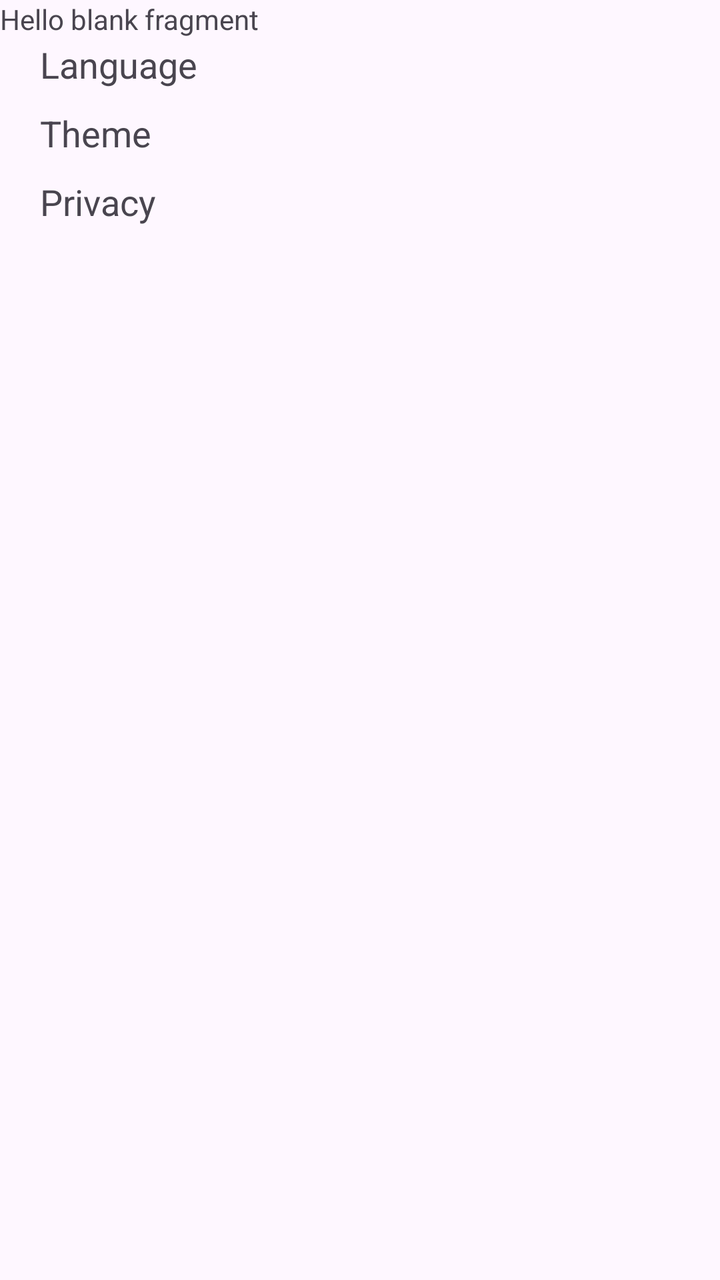
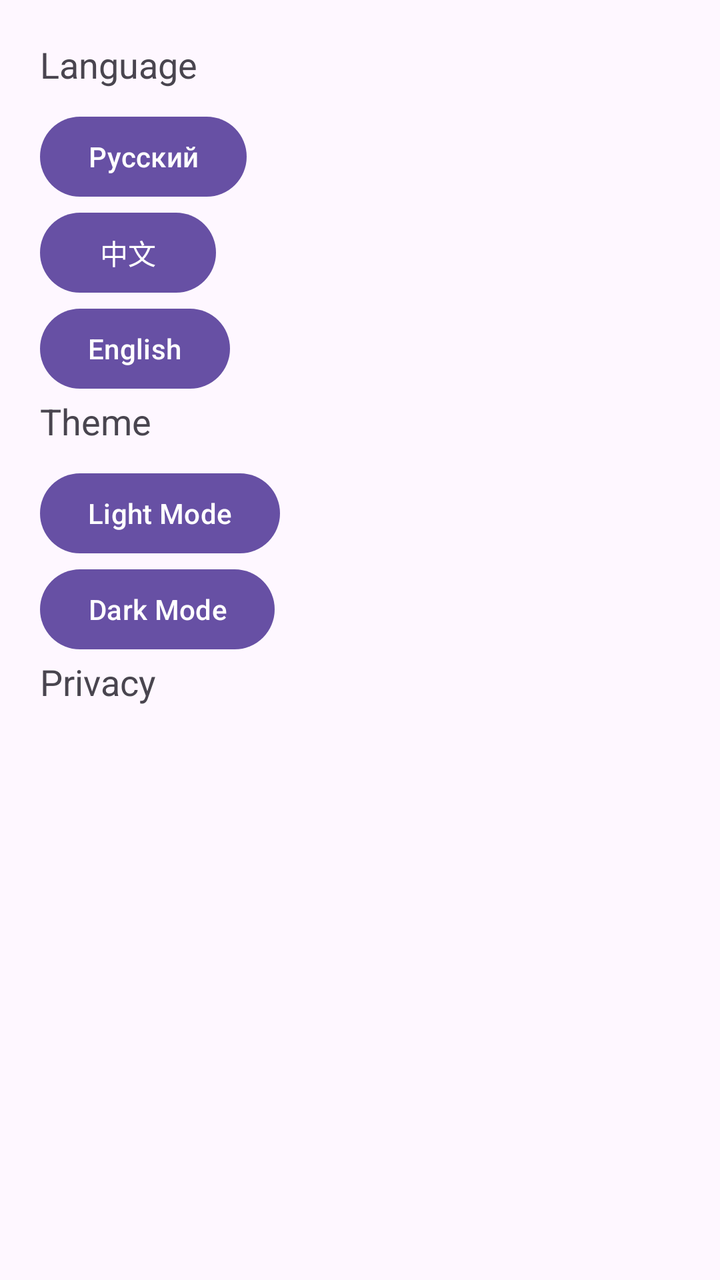

Screens rendered from an Android XML layout before and after an edit, with the pre-edit source and the edit as a unified diff.
<!-- AndroidManifest.xml: application theme Theme.RuleOfTheDay333 -->
<!-- res/layout/fragment_settings.xml -->
<?xml version="1.0" encoding="utf-8"?>
<FrameLayout xmlns:android="http://schemas.android.com/apk/res/android"
    xmlns:tools="http://schemas.android.com/tools"
    android:layout_width="match_parent"
    android:layout_height="match_parent"
    tools:context=".fragments.SettingsFragment">

    
    <TextView
        android:layout_width="match_parent"
        android:layout_height="match_parent"
        android:text="@string/hello_blank_fragment" />

    <LinearLayout xmlns:android="http://schemas.android.com/apk/res/android"
        android:orientation="vertical"
        android:padding="20dp"
        android:layout_width="match_parent"
        android:layout_height="match_parent">

        <TextView
            android:text="Language"
            android:textSize="18sp"
            android:layout_marginBottom="10dp"
            android:layout_width="wrap_content"
            android:layout_height="wrap_content"/>

        <TextView
            android:text="Theme"
            android:textSize="18sp"
            android:layout_marginBottom="10dp"
            android:layout_width="wrap_content"
            android:layout_height="wrap_content"/>

        <TextView
            android:text="Privacy"
            android:textSize="18sp"
            android:layout_marginBottom="10dp"
            android:layout_width="wrap_content"
            android:layout_height="wrap_content"/>

    </LinearLayout>
</FrameLayout>
<!-- resources referenced by this layout -->
<resources>
  <string name="hello_blank_fragment">Hello blank fragment</string>
  <style name="Theme.RuleOfTheDay333" parent="Base.Theme.RuleOfTheDay333" />
  <style name="Base.Theme.RuleOfTheDay333" parent="Theme.Material3.DayNight.NoActionBar">
          
          
      </style>
</resources>

<!-- the commit's change to res/layout/fragment_settings.xml (unified diff, before → after) -->
@@ -5,38 +5,62 @@
     android:layout_height="match_parent"
     tools:context=".fragments.SettingsFragment">
 
-    
-    <TextView
-        android:layout_width="match_parent"
-        android:layout_height="match_parent"
-        android:text="@string/hello_blank_fragment" />
-
-    <LinearLayout xmlns:android="http://schemas.android.com/apk/res/android"
+    <LinearLayout
         android:orientation="vertical"
         android:padding="20dp"
         android:layout_width="match_parent"
         android:layout_height="match_parent">
 
+        
         <TextView
-            android:text="Language"
+            android:text="@string/language"
             android:textSize="18sp"
             android:layout_marginBottom="10dp"
             android:layout_width="wrap_content"
             android:layout_height="wrap_content"/>
 
+        <Button
+            android:id="@+id/btn_russian"
+            android:layout_width="wrap_content"
+            android:layout_height="wrap_content"
+            android:text="@string/russian" />
+
+        <Button
+            android:id="@+id/btn_chinese"
+            android:layout_width="wrap_content"
+            android:layout_height="wrap_content"
+            android:text="@string/chinese" />
+
+        <Button
+            android:id="@+id/btn_english"
+            android:layout_width="wrap_content"
+            android:layout_height="wrap_content"
+            android:text="@string/english" />
+
         <TextView
-            android:text="Theme"
+            android:text="@string/theme"
             android:textSize="18sp"
             android:layout_marginBottom="10dp"
             android:layout_width="wrap_content"
             android:layout_height="wrap_content"/>
 
+        <Button
+            android:id="@+id/btn_light_mode"
+            android:layout_width="wrap_content"
+            android:layout_height="wrap_content"
+            android:text="@string/light_mode" />
+
+        <Button
+            android:id="@+id/btn_dark_mode"
+            android:layout_width="wrap_content"
+            android:layout_height="wrap_content"
+            android:text="@string/dark_mode" />
+
         <TextView
-            android:text="Privacy"
+            android:text="@string/privacy"
             android:textSize="18sp"
             android:layout_marginBottom="10dp"
             android:layout_width="wrap_content"
             android:layout_height="wrap_content"/>
-
     </LinearLayout>
 </FrameLayout>
<!-- resource entries referenced after the edit -->
@@ -1,6 +1,13 @@
 <!-- resources referenced by this layout -->
 <resources>
-  <string name="hello_blank_fragment">Hello blank fragment</string>
+  <string name="chinese">中文</string>
+  <string name="dark_mode">Dark Mode</string>
+  <string name="english">English</string>
+  <string name="language">Language</string>
+  <string name="light_mode">Light Mode</string>
+  <string name="privacy">Privacy</string>
+  <string name="russian">Русский</string>
+  <string name="theme">Theme</string>
   <style name="Theme.RuleOfTheDay333" parent="Base.Theme.RuleOfTheDay333" />
   <style name="Base.Theme.RuleOfTheDay333" parent="Theme.Material3.DayNight.NoActionBar">
           
